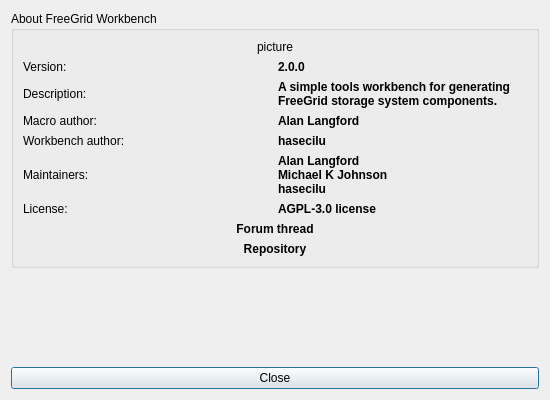
This is freecad/freegrid/resources/ui/about.ui in instancezero/in3dca-freegrid as Qt 5 draws it before an edit. The edited form follows.
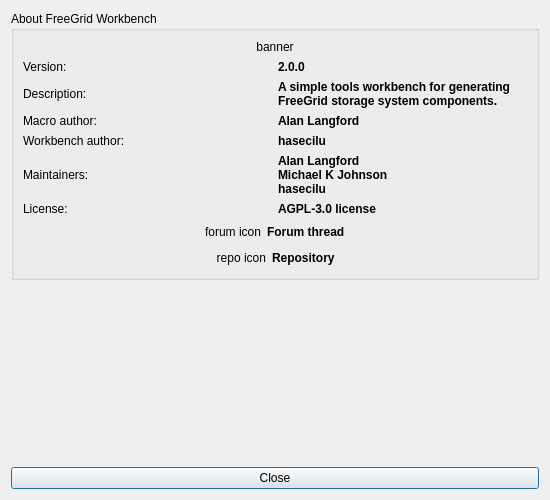
This is the edited form. Custom widgets are drawn as their Qt base class.

Commit message: enhancement: add icons on about dialog

Patch:
```diff
--- a/freecad/freegrid/resources/ui/about.ui
+++ b/freecad/freegrid/resources/ui/about.ui
@@ -7,7 +7,7 @@
     <x>0</x>
     <y>0</y>
     <width>550</width>
-    <height>400</height>
+    <height>500</height>
    </rect>
   </property>
   <property name="windowTitle">
@@ -27,13 +27,6 @@
      </property>
     </spacer>
    </item>
-   <item row="2" column="0">
-    <widget class="QPushButton" name="closeButton">
-     <property name="text">
-      <string>Close</string>
-     </property>
-    </widget>
-   </item>
    <item row="0" column="0">
     <widget class="QGroupBox" name="groupBox">
      <property name="font">
@@ -53,9 +46,9 @@
      </property>
      <layout class="QVBoxLayout" name="verticalLayout">
       <item>
-       <widget class="QLabel" name="picture">
+       <widget class="QLabel" name="banner">
         <property name="text">
-         <string notr="true">picture</string>
+         <string notr="true">banner</string>
         </property>
         <property name="alignment">
          <set>Qt::AlignCenter</set>
@@ -63,7 +56,7 @@
        </widget>
       </item>
       <item>
-       <layout class="QHBoxLayout" name="horizontalLayout">
+       <layout class="QHBoxLayout" name="version_horizontalLayout">
         <property name="topMargin">
          <number>0</number>
         </property>
@@ -90,7 +83,7 @@
        </layout>
       </item>
       <item>
-       <layout class="QHBoxLayout" name="horizontalLayout_2">
+       <layout class="QHBoxLayout" name="description_horizontalLayout">
         <property name="topMargin">
          <number>0</number>
         </property>
@@ -124,7 +117,7 @@
        </layout>
       </item>
       <item>
-       <layout class="QHBoxLayout" name="horizontalLayout_6">
+       <layout class="QHBoxLayout" name="authorMacro_horizontalLayout">
         <property name="topMargin">
          <number>0</number>
         </property>
@@ -151,7 +144,7 @@
        </layout>
       </item>
       <item>
-       <layout class="QHBoxLayout" name="horizontalLayout_3">
+       <layout class="QHBoxLayout" name="authorWB_horizontalLayout">
         <property name="topMargin">
          <number>0</number>
         </property>
@@ -178,7 +171,7 @@
        </layout>
       </item>
       <item>
-       <layout class="QHBoxLayout" name="horizontalLayout_4">
+       <layout class="QHBoxLayout" name="maintainer_horizontalLayout">
         <property name="topMargin">
          <number>0</number>
         </property>
@@ -207,7 +200,7 @@
        </layout>
       </item>
       <item>
-       <layout class="QHBoxLayout" name="horizontalLayout_5">
+       <layout class="QHBoxLayout" name="license_horizontalLayout">
         <property name="topMargin">
          <number>0</number>
         </property>
@@ -234,6 +227,40 @@
        </layout>
       </item>
       <item>
+       <layout class="QHBoxLayout" name="forum_horizontalLayout">
+        <property name="topMargin">
+         <number>0</number>
+        </property>
+        <item>
+         <spacer name="horizontalSpacer_2">
+          <property name="orientation">
+           <enum>Qt::Horizontal</enum>
+          </property>
+          <property name="sizeHint" stdset="0">
+           <size>
+            <width>40</width>
+            <height>20</height>
+           </size>
+          </property>
+         </spacer>
+        </item>
+        <item>
+         <widget class="QLabel" name="forum_icon">
+          <property name="sizePolicy">
+           <sizepolicy hsizetype="Minimum" vsizetype="Preferred">
+            <horstretch>0</horstretch>
+            <verstretch>0</verstretch>
+           </sizepolicy>
+          </property>
+          <property name="text">
+           <string notr="true">forum icon</string>
+          </property>
+          <property name="alignment">
+           <set>Qt::AlignRight|Qt::AlignTrailing|Qt::AlignVCenter</set>
+          </property>
+         </widget>
+        </item>
+        <item>
        <widget class="Gui::UrlLabel" name="forum">
         <property name="font">
          <font>
@@ -245,7 +272,7 @@
          <string>Forum thread</string>
         </property>
         <property name="alignment">
-         <set>Qt::AlignCenter</set>
+           <set>Qt::AlignLeading|Qt::AlignLeft|Qt::AlignVCenter</set>
         </property>
         <property name="url">
          <string notr="true">https://forum.freecad.org/viewtopic.php?p=613002#p613002</string>
@@ -256,6 +283,55 @@
        </widget>
       </item>
       <item>
+         <spacer name="horizontalSpacer">
+          <property name="orientation">
+           <enum>Qt::Horizontal</enum>
+          </property>
+          <property name="sizeHint" stdset="0">
+           <size>
+            <width>40</width>
+            <height>20</height>
+           </size>
+          </property>
+         </spacer>
+        </item>
+       </layout>
+      </item>
+      <item>
+       <layout class="QHBoxLayout" name="repo_horizontalLayout">
+        <property name="topMargin">
+         <number>0</number>
+        </property>
+        <item>
+         <spacer name="horizontalSpacer_3">
+          <property name="orientation">
+           <enum>Qt::Horizontal</enum>
+          </property>
+          <property name="sizeHint" stdset="0">
+           <size>
+            <width>40</width>
+            <height>20</height>
+           </size>
+          </property>
+         </spacer>
+        </item>
+        <item>
+         <widget class="QLabel" name="repo_icon">
+          <property name="sizePolicy">
+           <sizepolicy hsizetype="Minimum" vsizetype="Preferred">
+            <horstretch>0</horstretch>
+            <verstretch>0</verstretch>
+           </sizepolicy>
+          </property>
+          <property name="text">
+           <string notr="true">repo icon</string>
+          </property>
+          <property name="alignment">
+           <set>Qt::AlignRight|Qt::AlignTrailing|Qt::AlignVCenter</set>
+          </property>
+         </widget>
+        </item>
+        <item>
        <widget class="Gui::UrlLabel" name="repository">
         <property name="font">
          <font>
@@ -267,7 +343,7 @@
          <string>Repository</string>
         </property>
         <property name="alignment">
-         <set>Qt::AlignCenter</set>
+           <set>Qt::AlignLeading|Qt::AlignLeft|Qt::AlignVCenter</set>
         </property>
         <property name="url">
          <string notr="true">https://github.com/instancezero/in3dca-freegrid/tree/WorkBench</string>
@@ -277,7 +353,29 @@
         </property>
        </widget>
       </item>
-     </layout>
+        <item>
+         <spacer name="horizontalSpacer_4">
+          <property name="orientation">
+           <enum>Qt::Horizontal</enum>
+          </property>
+          <property name="sizeHint" stdset="0">
+           <size>
+            <width>40</width>
+            <height>20</height>
+           </size>
+          </property>
+         </spacer>
+        </item>
+       </layout>
+      </item>
+     </layout>
+    </widget>
+   </item>
+   <item row="2" column="0">
+    <widget class="QPushButton" name="closeButton">
+     <property name="text">
+      <string>Close</string>
+     </property>
     </widget>
    </item>
   </layout>
```
Lines whose indentation alone changed are shown as unchanged. The commit also changes 3 other files.
